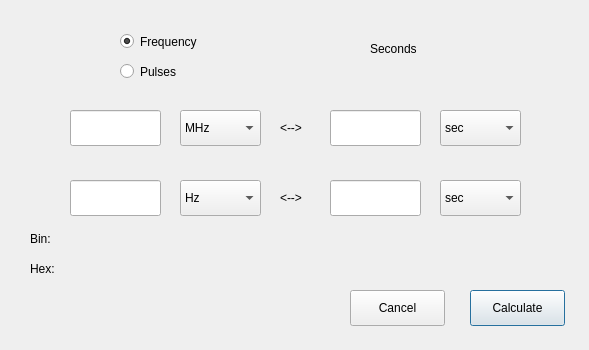
The window that src/UI/UIs/Pulse_calculator_UI.ui (DRubioG/HDLHelper) describes before a commit, drawn with Qt 5.
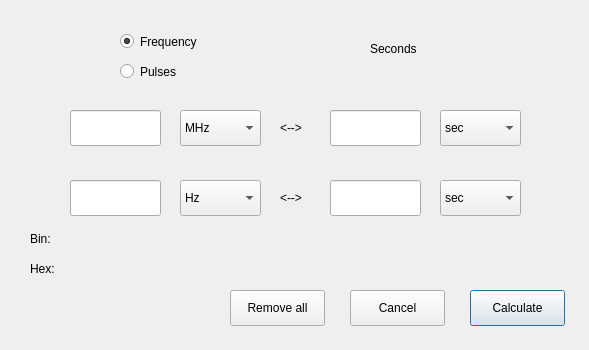
The same window after the commit.

```diff
--- a/src/UI/UIs/Pulse_calculator_UI.ui
+++ b/src/UI/UIs/Pulse_calculator_UI.ui
@@ -340,6 +340,32 @@
     <string/>
    </property>
   </widget>
+  <widget class="QLabel" name="label_error">
+   <property name="geometry">
+    <rect>
+     <x>220</x>
+     <y>240</y>
+     <width>241</width>
+     <height>41</height>
+    </rect>
+   </property>
+   <property name="text">
+    <string/>
+   </property>
+  </widget>
+  <widget class="QPushButton" name="pushButton_remove">
+   <property name="geometry">
+    <rect>
+     <x>230</x>
+     <y>290</y>
+     <width>95</width>
+     <height>36</height>
+    </rect>
+   </property>
+   <property name="text">
+    <string>Remove all</string>
+   </property>
+  </widget>
  </widget>
  <resources/>
  <connections/>
```
